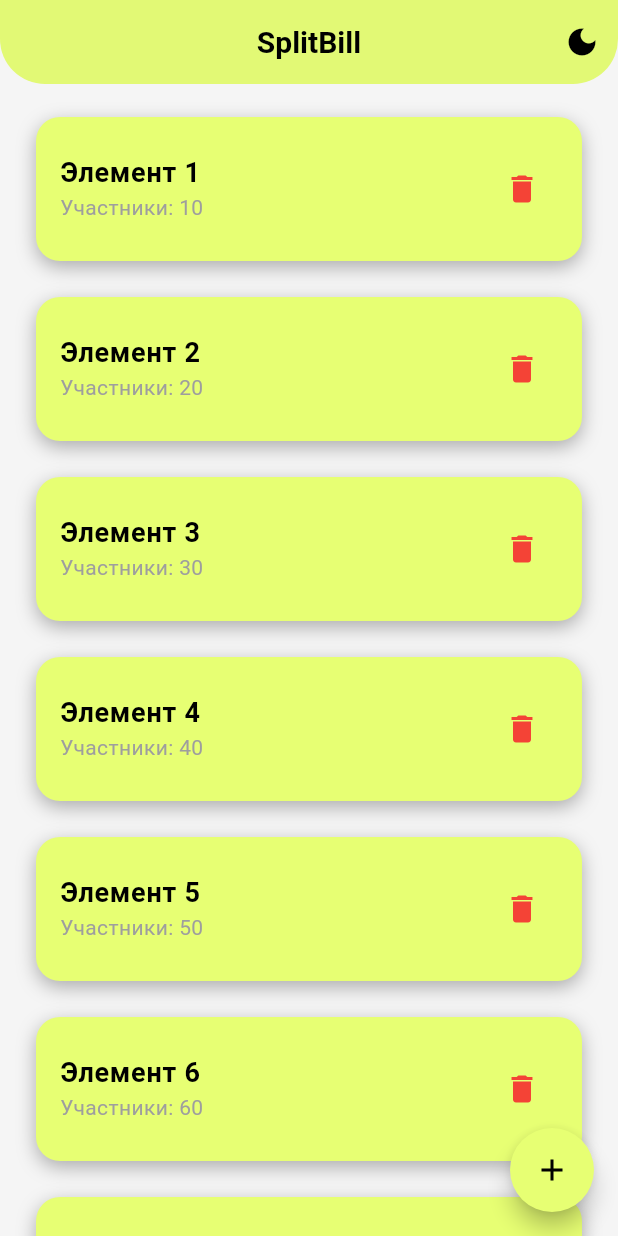
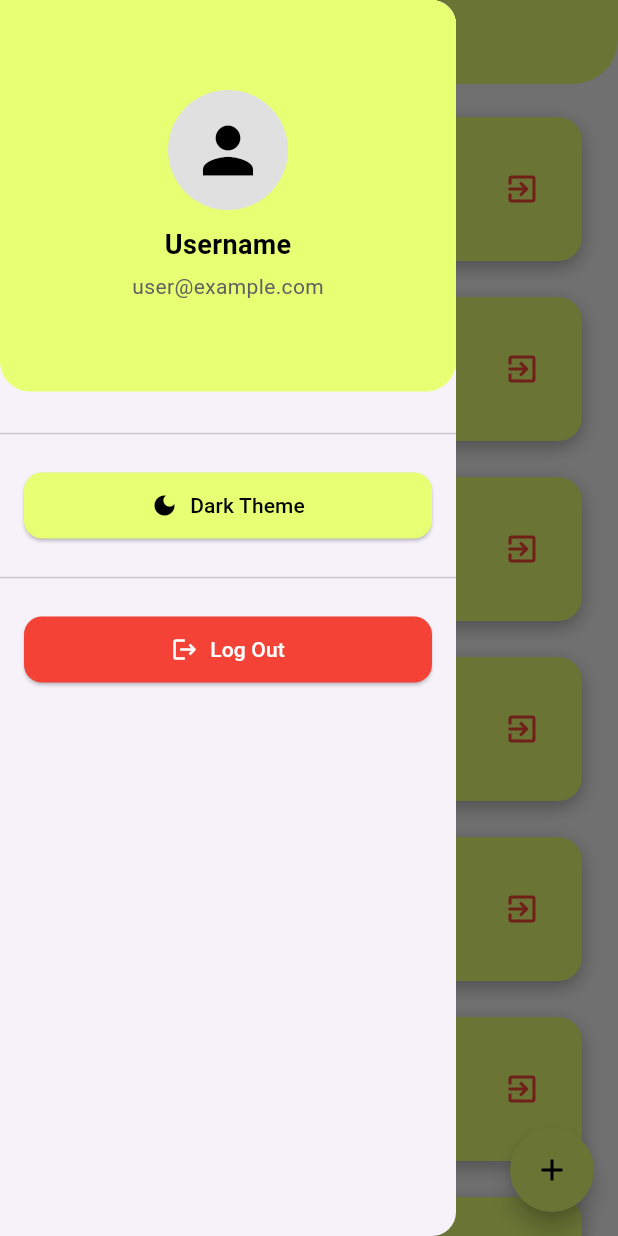
Before and after one commit to Yandex-School/SplitBill-mobile, a Flutter app: the EventScreen screen opened by its route, with the side drawer open (before the commit the screen has no drawer), on a phone screen of 412 x 824 dp. Run offline on Flutter 3.47's test engine with Material 3 defaults, Android fonts, the light colour scheme and no system bars; drawn by our look-alikes of flutter_speed_dial; our stand-ins replace concentric_transition, dartz, dio, equatable, fl_chart, freezed_annotation and 8 more; missing offline and left inert: mobile_scanner; accounts and stored records are empty; generated files the repository leaves out were written again.

Commit message:
User profile

```diff
--- a/lib/core/router/app_router.dart
+++ b/lib/core/router/app_router.dart
@@ -3,6 +3,7 @@ import 'package:split_bill/features/event_room/presentation/pages/events_screen.
 import 'package:split_bill/features/login/presentation/screen/login_screen.dart';
 import 'package:split_bill/features/login/presentation/screen/sign_up_screen.dart';
 import 'package:split_bill/features/onboarding/presentation/screen/on_boarding_screen.dart';
+import 'package:split_bill/features/product_room/%20presentation/pages/sqlite_screen.dart';
 import 'package:split_bill/features/qr_scanner/presentation/screen/qr_scanner_screen.dart';
 import 'package:split_bill/features/room/presentation/screens/room_screen.dart';
 import 'package:split_bill/features/scan_room/presentation/screen/scan_room.dart';
@@ -13,12 +14,14 @@ class AppRouter {
   GoRouter get router => _router;
 
   final _router = GoRouter(
-    initialLocation: '/',
+    initialLocation: '/login', // Starting screen of your app
     routes: [
+      // Onboarding route
       GoRoute(
         path: '/',
         builder: (context, state) => const ConcentricAnimationOnboarding(),
       ),
+      // Login route with nested Sign-Up route
       GoRoute(
         path: '/login',
         builder: (context, state) => const LoginScreen(),
@@ -29,6 +32,7 @@ class AppRouter {
           ),
         ],
       ),
+      // Event rooms route with nested routes
       GoRoute(
         path: '/event-rooms',
         builder: (context, state) => const EventScreen(),
@@ -36,11 +40,17 @@ class AppRouter {
           GoRoute(
             path: 'room',
             builder: (context, state) => const RoomScreen(),
+            routes: [
+              GoRoute(
+                path: 'sqlite-screen',
+                builder: (context, state) => const SQLiteScreen(),
+              ),
+            ],
           ),
           GoRoute(
             path: 'scan-room/:id',
             builder: (context, state) => ScanRoomScreen(
-              id: state.pathParameters['id'],
+              id: state.pathParameters['id'], // Retrieve dynamic parameter
             ),
           ),
           GoRoute(
@@ -49,6 +59,7 @@ class AppRouter {
           ),
         ],
       ),
+      // SQLite screen route
     ],
   );
 }
--- a/lib/features/event_room/presentation/pages/events_screen.dart
+++ b/lib/features/event_room/presentation/pages/events_screen.dart
@@ -1,10 +1,11 @@
 import 'package:flutter/material.dart';
 import 'package:go_router/go_router.dart';
 import 'package:provider/provider.dart';
+import 'package:split_bill/features/event_room/presentation/widgets/event_drawer.dart';
 import 'package:split_bill/features/event_room/presentation/widgets/list_item.dart';
-import 'package:split_bill/core/theme/theme_notifier.dart'; // Импорт ThemeNotifier
+import 'package:split_bill/features/event_room/presentation/widgets/custom_speed_dial.dart';
+import 'package:split_bill/core/theme/theme_notifier.dart';
 import '../../domain/controllers/list_controller.dart';
-import '../widgets/custom_speed_dial.dart';
 
 class EventScreen extends StatelessWidget {
   const EventScreen({super.key});
@@ -15,6 +16,7 @@ class EventScreen extends StatelessWidget {
 
     return Scaffold(
       backgroundColor: theme.scaffoldBackgroundColor,
+      drawer: const EventDrawer(), // Drawer widget moved to `event_drawer.dart`
       appBar: AppBar(
         backgroundColor: theme.primaryColor,
         shape: const RoundedRectangleBorder(
@@ -29,19 +31,6 @@ class EventScreen extends StatelessWidget {
             color: Colors.black,
           ),
         ),
-        actions: [
-          IconButton(
-            icon: Icon(
-              theme.brightness == Brightness.dark
-                  ? Icons.light_mode
-                  : Icons.dark_mode,
-              color: theme.iconTheme.color,
-            ),
-            onPressed: () {
-              context.read<ThemeNotifier>().toggleTheme();
-            },
-          ),
-        ],
       ),
       body: Consumer<ListController>(
         builder: (context, controller, _) {
--- /dev/null
+++ b/lib/features/event_room/presentation/widgets/event_drawer.dart
@@ -0,0 +1,134 @@
+import 'package:flutter/material.dart';
+import 'package:go_router/go_router.dart';
+import 'package:provider/provider.dart';
+import 'package:split_bill/core/theme/theme_notifier.dart';
+
+class EventDrawer extends StatelessWidget {
+  const EventDrawer({Key? key}) : super(key: key);
+
+  @override
+  Widget build(BuildContext context) {
+    final theme = Theme.of(context);
+
+    return Drawer(
+      child: SingleChildScrollView(
+        child: Column(
+
+          crossAxisAlignment: CrossAxisAlignment.stretch,
+          children: [
+            // Drawer Header
+            Container(
+              padding: const EdgeInsets.all(60),
+              decoration: BoxDecoration(
+                color: theme.primaryColor,
+                borderRadius: const BorderRadius.vertical(
+                  bottom: Radius.circular(20),
+                ),
+              ),
+              child: Column(
+                mainAxisAlignment: MainAxisAlignment.center,
+                children: [
+                  CircleAvatar(
+                    radius: 40,
+                    backgroundColor: Colors.grey[300],
+                    child: Icon(
+                      Icons.person,
+                      size: 50,
+                      color: Colors.black,
+                    ),
+                  ),
+                  const SizedBox(height: 10),
+                  Text(
+                    'Username',
+                    style: TextStyle(
+                      fontSize: 18,
+                      fontWeight: FontWeight.bold,
+                      color: theme.brightness == Brightness.dark
+                          ? Colors.black
+                          : Colors.black,
+                    ),
+                  ),
+                  const SizedBox(height: 5),
+                  Text(
+                    'user@example.com',
+                    style: TextStyle(
+                      fontSize: 14,
+                      color: theme.brightness == Brightness.dark
+                          ? Colors.grey[700]
+                          : Colors.grey[700],
+                    ),
+                  ),
+                ],
+              ),
+            ),
+            const SizedBox(height: 20),
+            const Divider(),
+
+            // Theme Toggle Button
+            Padding(
+              padding: const EdgeInsets.all(16.0),
+              child: ElevatedButton.icon(
+                style: ElevatedButton.styleFrom(
+                  backgroundColor: theme.primaryColor,
+                  padding:
+                      const EdgeInsets.symmetric(vertical: 12, horizontal: 20),
+                  shape: RoundedRectangleBorder(
+                    borderRadius: BorderRadius.circular(12),
+                  ),
+                ),
+                onPressed: () {
+                  context.read<ThemeNotifier>().toggleTheme();
+                },
+                icon: Icon(
+                  theme.brightness == Brightness.dark
+                      ? Icons.light_mode
+                      : Icons.dark_mode,
+                  color: theme.brightness == Brightness.dark
+                      ? Colors.black
+                      : Colors.black,
+                ),
+                label: Text(
+                  theme.brightness == Brightness.dark
+                      ? 'Light Theme'
+                      : 'Dark Theme',
+                  style: TextStyle(
+                    color: theme.brightness == Brightness.dark
+                        ? Colors.black
+                        : Colors.black,
+                  ),
+                ),
+              ),
+            ),
+            const Divider(),
+            // Logout Button
+            Padding(
+              padding: const EdgeInsets.all(16.0),
+              child: ElevatedButton.icon(
+                style: ElevatedButton.styleFrom(
+                  backgroundColor: Colors.red,
+                  padding:
+                      const EdgeInsets.symmetric(vertical: 12, horizontal: 20),
+                  shape: RoundedRectangleBorder(
+                    borderRadius: BorderRadius.circular(12),
+                  ),
+                ),
+                onPressed: () {
+                  // Use GoRouter to navigate to login
+                  context.go('/login');
+                },
+                icon: const Icon(
+                  Icons.logout,
+                  color: Colors.white,
+                ),
+                label: const Text(
+                  'Log Out',
+                  style: TextStyle(color: Colors.white),
+                ),
+              ),
+            ),
+          ],
+        ),
+      ),
+    );
+  }
+}
--- a/lib/features/event_room/presentation/widgets/list_item.dart
+++ b/lib/features/event_room/presentation/widgets/list_item.dart
@@ -55,7 +55,7 @@ class ListItem extends StatelessWidget {
               ),
             ),
             trailing: IconButton(
-              icon: const Icon(Icons.delete),
+              icon: const Icon(Icons.exit_to_app),
               color: Colors.red,
               onPressed: onDelete,
               tooltip: "Удалить",
--- a/pubspec.yaml
+++ b/pubspec.yaml
@@ -20,6 +20,8 @@ dependencies:
   provider: ^6.1.2
   flutter_speed_dial: ^7.0.0
   freezed_annotation: ^2.4.4
+  sqflite: ^2.4.1
+  path: ^1.9.0
 
   gap: ^3.0.1
   go_router: ^14.6.1
@@ -40,7 +42,6 @@ dev_dependencies:
   flutter_test:
     sdk: flutter
   json_annotation: ^4.9.0
-
 
   # The "flutter_lints" package below contains a set of recommended lints to
   # encourage good coding practices. The lint set provided by the package is
```
Also changed, not shown: lib/features/product_room/ presentation/pages/sqlite_screen.dart (added, +196 -0 lines), lib/features/product_room/ presentation/widgets/action_button.dart (added, +40 -0 lines), lib/features/product_room/ presentation/widgets/input_field.dart (added, +40 -0 lines), lib/features/product_room/ presentation/widgets/item_card.dart (added, +49 -0 lines), lib/features/product_room/data/repositories/item_repository_impl.dart (added, +35 -0 lines), lib/features/product_room/domain/entities/item.dart (added, +7 -0 lines), lib/features/product_room/domain/repositories/item_repository.dart (added, +8 -0 lines), lib/features/product_room/domain/usecases/add_item.dart (added, +12 -0 lines), lib/features/product_room/domain/usecases/delete_item.dart (added, +11 -0 lines), lib/features/product_room/domain/usecases/get_items.dart (added, +12 -0 lines), lib/features/product_room/domain/usecases/update_item.dart (added, +12 -0 lines), lib/features/product_room/utils/daatbase_helper.dart (added, +68 -0 lines), lib/features/room/presentation/screens/room_screen.dart (+36 -28 lines), pubspec.lock, 1 other file.
